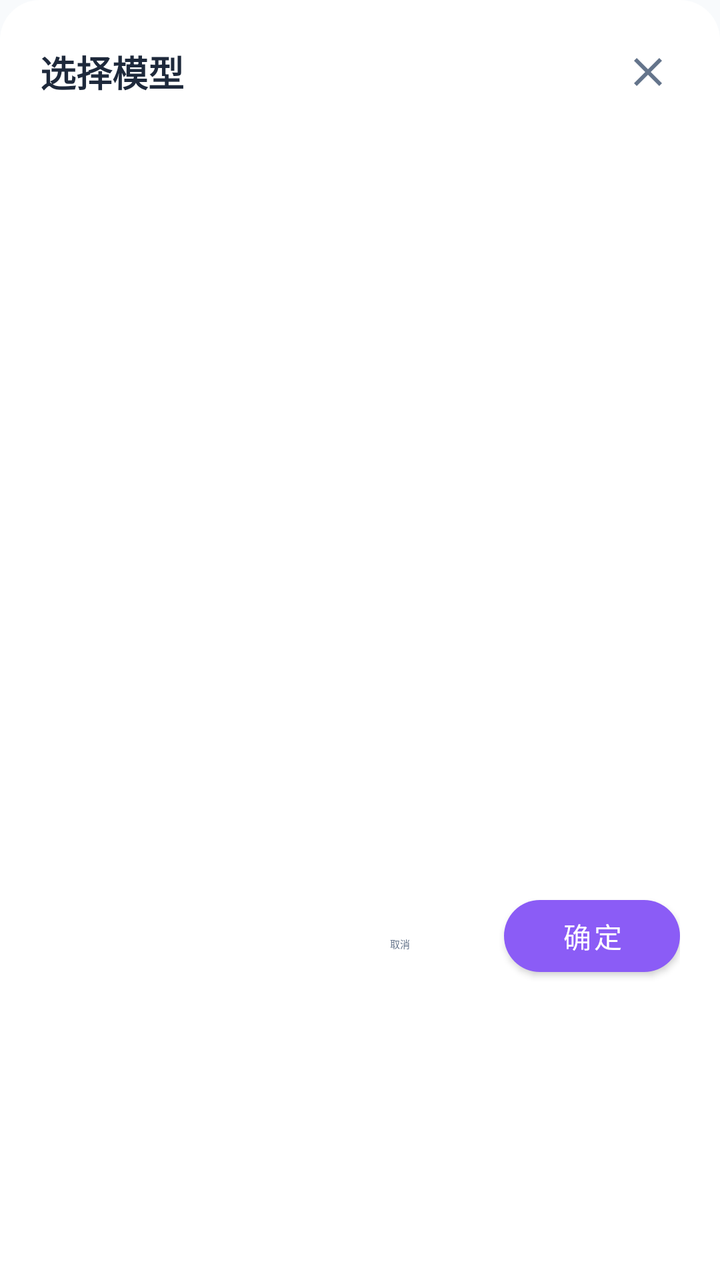
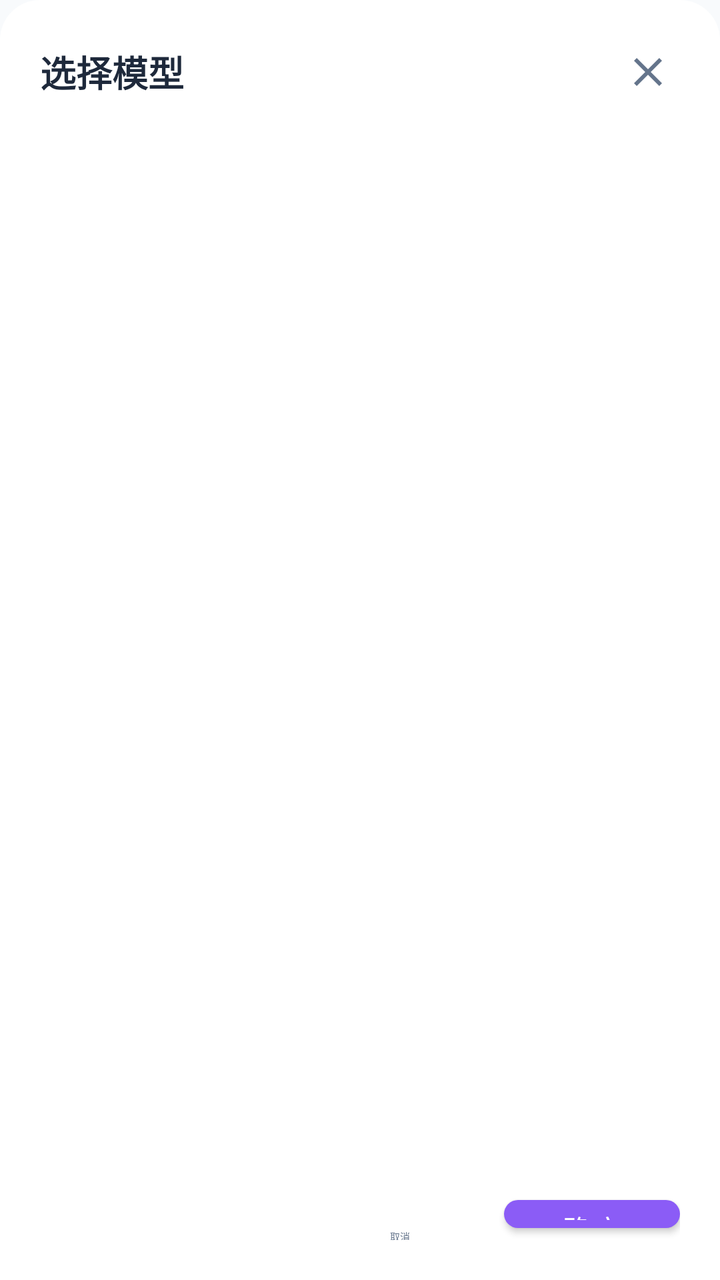

Compare the two renders of this Android layout. The source of the first and the diff that turns it into the second are given below.
<!-- AndroidManifest.xml: application theme Theme.OilQuizApp -->
<!-- res/layout/dialog_model_selector.xml -->
<?xml version="1.0" encoding="utf-8"?>
<LinearLayout xmlns:android="http://schemas.android.com/apk/res/android"
    xmlns:app="http://schemas.android.com/apk/res-auto"
    android:layout_width="match_parent"
    android:layout_height="wrap_content"
    android:orientation="vertical"
    android:background="@drawable/bg_dialog_mode_selector"
    android:padding="20dp">

    
    <LinearLayout
        android:layout_width="match_parent"
        android:layout_height="wrap_content"
        android:orientation="horizontal"
        android:gravity="center_vertical">

        <TextView
            android:layout_width="0dp"
            android:layout_height="wrap_content"
            android:layout_weight="1"
            android:text="选择模型"
            android:textSize="18sp"
            android:textStyle="bold"
            android:textColor="@color/text_primary"/>

        <ImageButton
            android:id="@+id/btn_close"
            android:layout_width="32dp"
            android:layout_height="32dp"
            android:src="@drawable/ic_close"
            android:background="?attr/selectableItemBorderless"
            android:contentDescription="关闭"
            app:tint="@color/text_secondary"/>
    </LinearLayout>

    
    <com.google.android.material.tabs.TabLayout
        android:id="@+id/tab_layout"
        android:layout_width="match_parent"
        android:layout_height="wrap_content"
        android:layout_marginTop="16dp"
        app:tabMode="fixed"
        app:tabGravity="fill"
        app:tabIndicatorColor="@color/primary"
        app:tabSelectedTextColor="@color/primary"
        app:tabTextColor="@color/text_secondary"/>

    
    <androidx.viewpager2.widget.ViewPager2
        android:id="@+id/view_pager"
        android:layout_width="match_parent"
        android:layout_height="300dp"
        android:layout_marginTop="12dp"/>

    
    <LinearLayout
        android:layout_width="match_parent"
        android:layout_height="wrap_content"
        android:orientation="horizontal"
        android:layout_marginTop="16dp"
        android:gravity="end">

        <com.google.android.material.button.MaterialButton
            android:id="@+id/btn_cancel"
            style="@style/Widget.Material3.Button.TextButton"
            android:layout_width="wrap_content"
            android:layout_height="wrap_content"
            android:text="取消"
            android:textColor="@color/text_secondary"/>

        <com.google.android.material.button.MaterialButton
            android:id="@+id/btn_confirm"
            android:layout_width="wrap_content"
            android:layout_height="wrap_content"
            android:layout_marginStart="8dp"
            android:text="确定"
            app:backgroundTint="@color/primary"
            app:cornerRadius="20dp"/>
    </LinearLayout>

</LinearLayout>
<!-- resources referenced by this layout -->
<resources>
  <color name="primary">#8B5CF6</color>
  <color name="text_primary">#1E293B</color>
  <color name="text_secondary">#64748B</color>
  <!-- drawable bg_dialog_mode_selector (drawable) -->
  <?xml version="1.0" encoding="utf-8"?>
  <shape xmlns:android="http://schemas.android.com/apk/res/android"
      android:shape="rectangle">
      <solid android:color="@color/surface"/>
      <corners android:topLeftRadius="20dp" android:topRightRadius="20dp"/>
  </shape>
  <!-- drawable ic_close (drawable) -->
  <vector xmlns:android="http://schemas.android.com/apk/res/android"
      android:width="24dp"
      android:height="24dp"
      android:viewportWidth="24.0"
      android:viewportHeight="24.0">
      <path
          android:fillColor="#FF000000"
          android:pathData="M19,6.41L17.59,5 12,10.59 6.41,5 5,6.41 10.59,12 5,17.59 6.41,19 12,13.41 17.59,19 19,17.59 13.41,12z"/>
  </vector>
  <style name="Theme.OilQuizApp" parent="Theme.OilQuizApp.Base" />
  <color name="surface">#FFFFFF</color>
  <style name="Theme.OilQuizApp.Base" parent="Theme.MaterialComponents.DayNight.NoActionBar">
          <item name="colorPrimary">@color/primary</item>
          <item name="colorPrimaryVariant">@color/primary_dark</item>
          <item name="colorOnPrimary">@color/on_primary</item>
          <item name="colorSecondary">@color/secondary</item>
          <item name="colorSecondaryVariant">@color/secondary_container</item>
          <item name="colorOnSecondary">@color/on_secondary</item>
          <item name="android:statusBarColor">@color/primary_dark</item>
          <item name="android:windowBackground">@color/background</item>
          <item name="colorSurface">@color/surface</item>
          <item name="colorOnSurface">@color/on_surface</item>
          <item name="colorError">@color/error</item>
          <item name="colorOnError">@color/on_error</item>
          
          <item name="colorOnSurfaceVariant">@color/on_surface_variant</item>
          <item name="colorBackground">@color/background</item>
          <item name="colorOnBackground">@color/on_background</item>
      </style>
  <color name="primary_dark">#7C3AED</color>
  <color name="on_primary">#FFFFFF</color>
  <color name="secondary">#06B6D4</color>
  <color name="secondary_container">#CFFAFE</color>
  <color name="on_secondary">#FFFFFF</color>
  <color name="background">#F8FAFC</color>
  <color name="on_surface">#1E293B</color>
  <color name="error">#EF4444</color>
  <color name="on_error">#FFFFFF</color>
  <color name="on_surface_variant">#64748B</color>
  <color name="on_background">#1E293B</color>
</resources>

<!-- the commit's change to res/layout/dialog_model_selector.xml (unified diff, before → after) -->
@@ -49,7 +49,7 @@
     <androidx.viewpager2.widget.ViewPager2
         android:id="@+id/view_pager"
         android:layout_width="match_parent"
-        android:layout_height="300dp"
+        android:layout_height="450dp"
         android:layout_marginTop="12dp"/>
 
     
